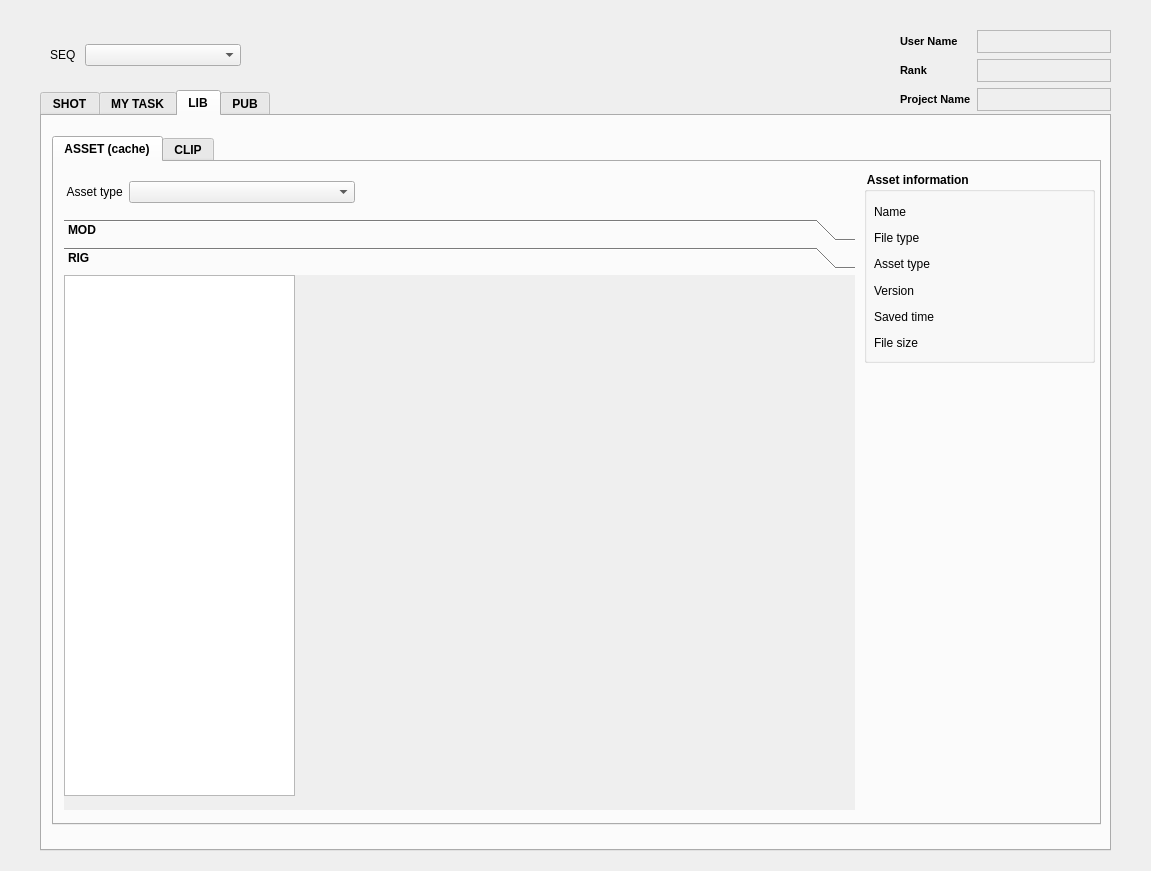
UiChul/yummy, file pipeline/scripts/loader/loader_ui/main_window_v002.ui: the form before one commit.
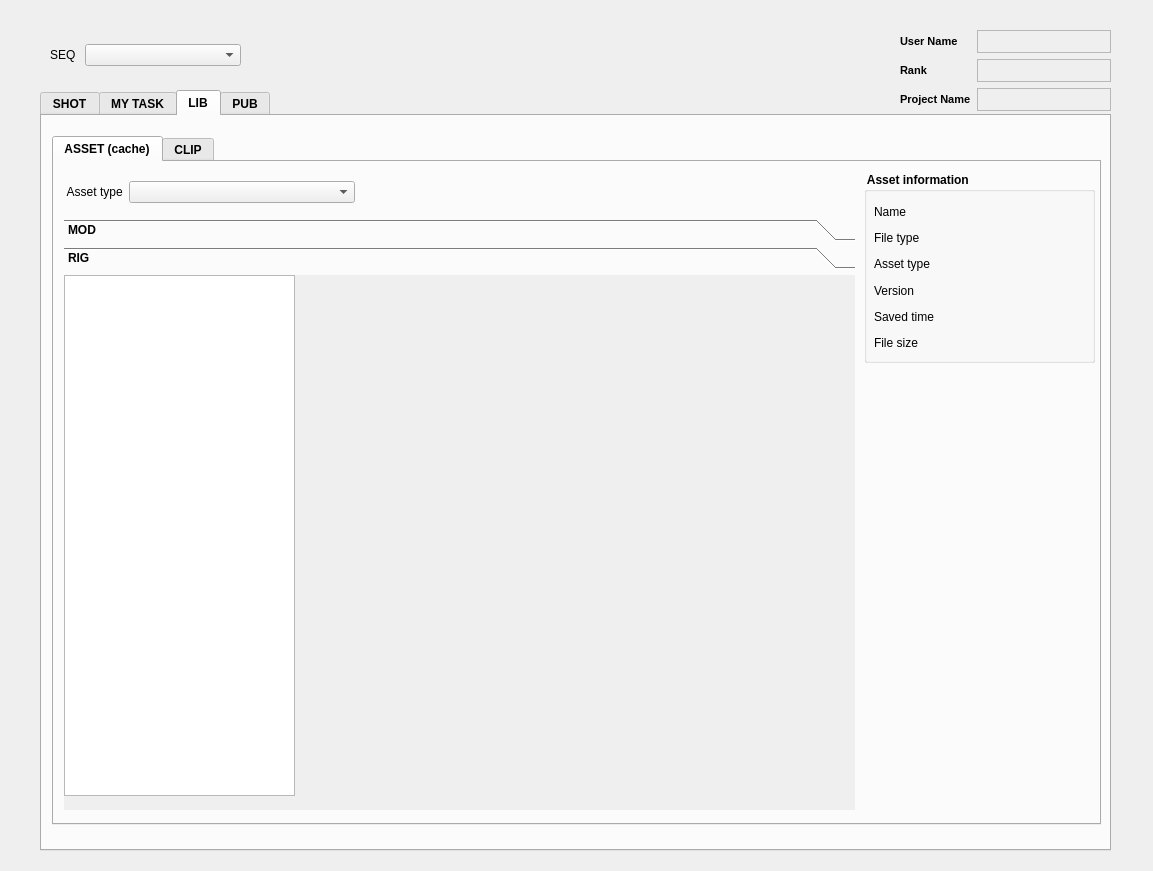
The form after the commit. The open tabs and pages were chosen to show the change.

```diff
--- a/pipeline/scripts/loader/loader_ui/main_window_v002.ui
+++ b/pipeline/scripts/loader/loader_ui/main_window_v002.ui
@@ -6,7 +6,7 @@
    <rect>
     <x>0</x>
     <y>0</y>
-    <width>1151</width>
+    <width>1153</width>
     <height>871</height>
    </rect>
   </property>
```
Left out of the diff: 10 changed lines with no effect on the pictures.
